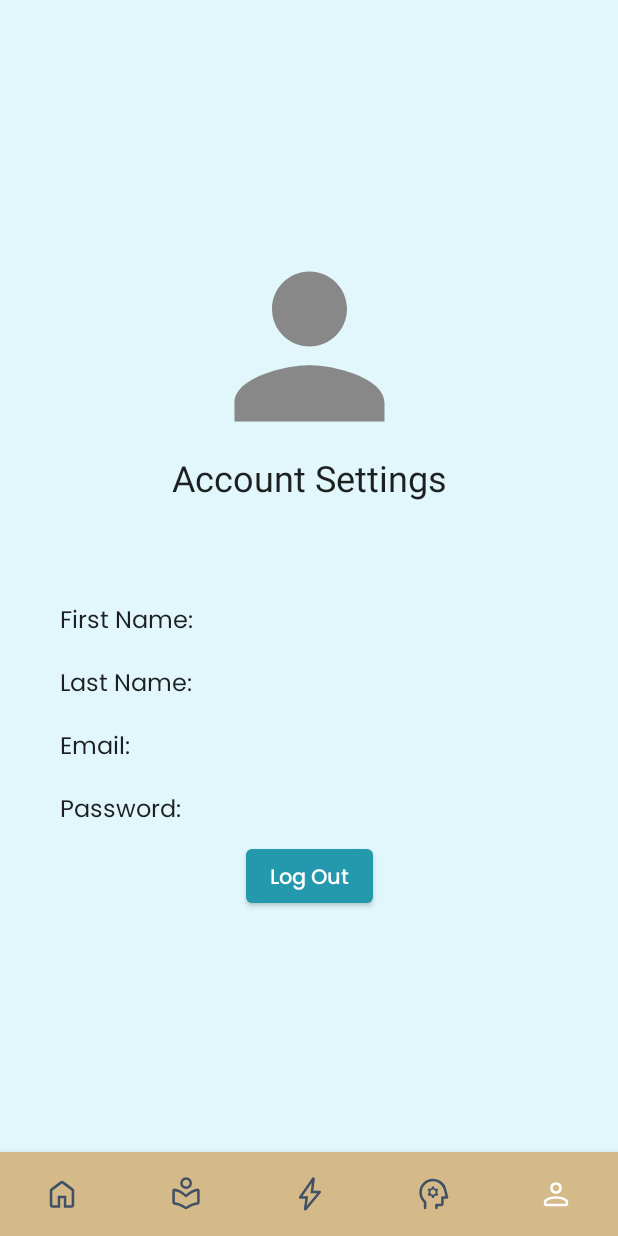
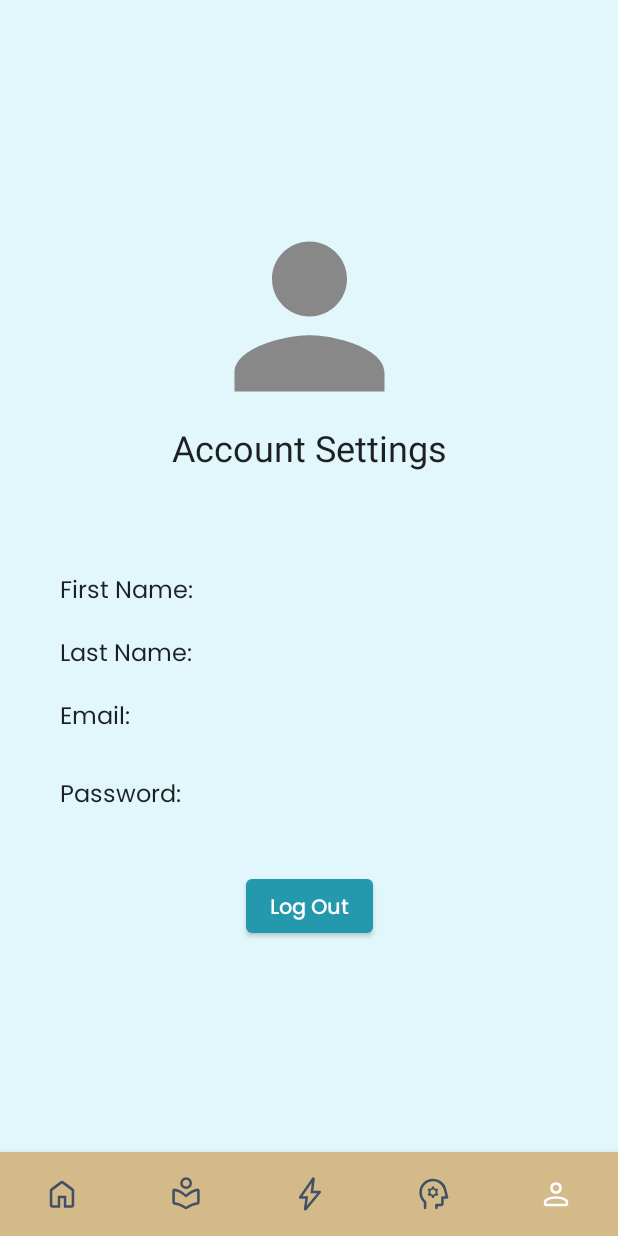
Before and after one commit to Hassan3924/Recallify, an Android app built with Jetpack Compose: the AccountsActivity screen opened directly, with no data from a screen before it, on a phone screen of 412 x 824 dp. Run offline under Robolectric (Android 15) with nearby library versions, the phone set to English and light mode, and no system bars; our stand-ins replace Firebase (no records; nobody signed in at launch, a user with empty details on screens opened directly), accompanist.

Commit message:
Hiding password when the main profile is shown

```diff
--- a/app/src/main/java/com/example/recallify/view/ui/feature/application/accounts/AccountsActivity.kt
+++ b/app/src/main/java/com/example/recallify/view/ui/feature/application/accounts/AccountsActivity.kt
@@ -9,6 +9,7 @@ import androidx.compose.material.*
 import androidx.compose.material.icons.Icons
 import androidx.compose.material.icons.filled.Person
 import androidx.compose.runtime.*
+import androidx.compose.runtime.saveable.rememberSaveable
 import androidx.compose.ui.Alignment
 import androidx.compose.ui.Modifier
 import androidx.compose.ui.graphics.Color
@@ -142,6 +143,7 @@ class AccountsActivity : AppCompatActivity() {
                     var lastName: String by remember { mutableStateOf("") }
                     var email: String by remember { mutableStateOf("") }
                     var password: String by remember { mutableStateOf("") }
+//                    var password by rememberSaveable { mutableStateOf("") }
 
 
                     LaunchedEffect(Unit) {
@@ -228,12 +230,17 @@ class AccountsActivity : AppCompatActivity() {
                     Row(
                         horizontalArrangement = Arrangement.SpaceBetween,
                         verticalAlignment = Alignment.CenterVertically,
-                        modifier = Modifier.padding(horizontal = 30.dp, vertical = 10.dp)
+                        modifier = Modifier.padding(horizontal = 30.dp, vertical = 20.dp)
                     ) {
 
                         Text(text = "Password:")
                         Spacer(modifier = Modifier.weight(1f))
-                        Text(text = password)
+                        Text(text = buildString {
+                            for (i in 1..password.length) {
+                                append("*")
+                            }
+                        })
+
                     }
                     LogoutButton(activity = this@AccountsActivity)
                 }
@@ -243,7 +250,7 @@ class AccountsActivity : AppCompatActivity() {
 
     @Composable
     fun LogoutButton(activity: AccountsActivity) {
-        Button(onClick = {
+        Button(modifier = Modifier.padding(top = 20.dp), onClick = {
             FirebaseAuth.getInstance().signOut()
             val intent = Intent(activity, LoginActivity::class.java)
             activity.startActivity(intent)
--- a/app/src/main/java/com/example/recallify/view/ui/feature/guradian_application/guardian_account/GuardianAccountsActivity.kt
+++ b/app/src/main/java/com/example/recallify/view/ui/feature/guradian_application/guardian_account/GuardianAccountsActivity.kt
@@ -242,7 +242,11 @@ class GuardianAccountsActivity : AppCompatActivity() {
 
                         Text(text = "Password:")
                         Spacer(modifier = Modifier.weight(1f))
-                        Text(text = password)
+                        Text(text = buildString {
+                            for (i in 1..password.length) {
+                                append("*")
+                            }
+                        })
                     }
                     Row(
                         horizontalArrangement = Arrangement.SpaceBetween,
--- a/build.gradle
+++ b/build.gradle
@@ -12,7 +12,7 @@ buildscript {
 
 }
 plugins {
-    id 'com.android.application' version '7.3.1' apply false
-    id 'com.android.library' version '7.3.1' apply false
+    id 'com.android.application' version '7.4.1' apply false
+    id 'com.android.library' version '7.4.1' apply false
     id 'org.jetbrains.kotlin.android' version '1.8.0' apply false
 }
```
